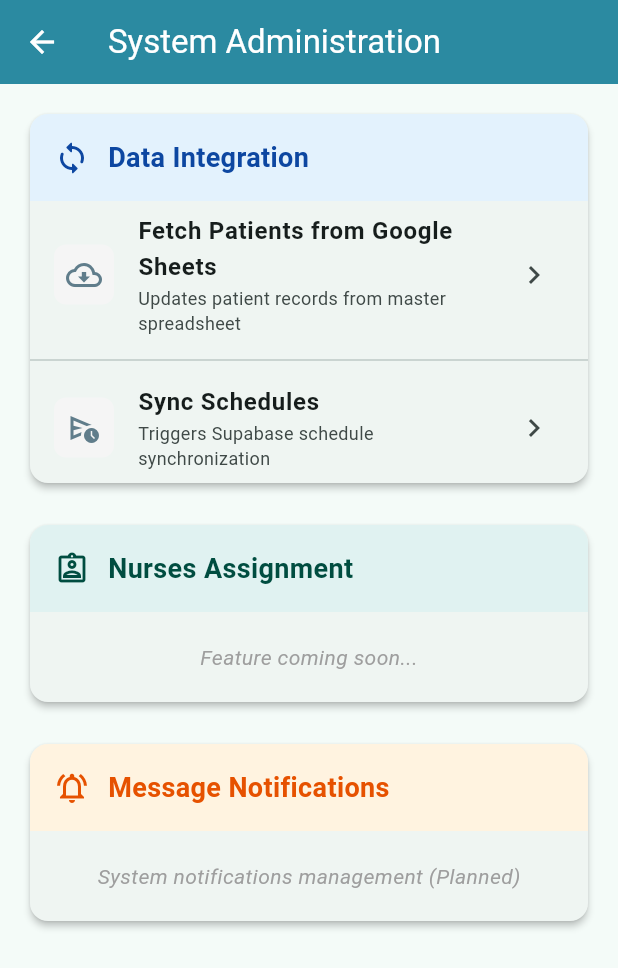
After one commit to eduanibal1981/invbausherrecording, a Flutter app: the AdministrationScreen screen opened directly, on a phone screen of 412 x 824 dp. The commit adds this screen. Shown: the top 968 px of the screen. Run offline on Flutter 3.47's test engine with Material 3 defaults, Android fonts, the phone set to English and light mode, and no system bars; our stand-ins replace supabase_flutter; accounts and stored records are empty.

Commit message:
admin tools & staffenter

```diff
--- /dev/null
+++ b/lib/administration_screen.dart
@@ -0,0 +1,304 @@
+import 'dart:convert';
+import 'package:flutter/material.dart';
+import 'package:http/http.dart' as http;
+import 'package:supabase_flutter/supabase_flutter.dart';
+
+class AdministrationScreen extends StatefulWidget {
+  const AdministrationScreen({super.key});
+
+  @override
+  State<AdministrationScreen> createState() => _AdministrationScreenState();
+}
+
+class _AdministrationScreenState extends State<AdministrationScreen> {
+  bool _isSyncingPatients = false;
+  bool _isSyncingSchedules = false;
+
+  final String _googleSheetsUrl =
+      'https://script.google.com/macros/s/AKfycbxnqQxdSxcAJbzLt07jWPrhKNAEwELl8qoMC07c7xfCMHqLbruxj7NHlaiVN09bACbWLg/exec?type=patients';
+
+  Future<void> _syncPatients() async {
+    setState(() => _isSyncingPatients = true);
+    try {
+      // 1. Fetch from Google Sheets
+      final response = await http.get(Uri.parse(_googleSheetsUrl));
+      if (response.statusCode != 200) {
+        throw Exception(
+          'Failed to fetch from Google Sheets: ${response.statusCode}',
+        );
+      }
+
+      final List<dynamic> uniqueList = json.decode(response.body);
+      final client = Supabase.instance.client;
+
+      // 2. Load all existing patients pcid
+      final List<dynamic> existingPatients = await client
+          .from('patients')
+          .select('pcid');
+      final existingIds = existingPatients.map((p) => p['pcid']).toSet();
+
+      // 3. Build sheet IDs + insertion list
+      final sheetIds = <int>[];
+      final List<Map<String, dynamic>> toInsert = [];
+
+      for (var item in uniqueList) {
+        final cidRaw = item['0'] ?? item['cid'];
+        final name = item['1'] ?? item['name'];
+        final cid = int.tryParse(cidRaw.toString());
+
+        if (cid == null) continue;
+
+        sheetIds.add(cid);
+
+        if (!existingIds.contains(cid)) {
+          toInsert.add({'pcid': cid, 'name': name, 'status': 'Active'});
+        }
+      }
+
+      // 4. Insert new patients
+      if (toInsert.isNotEmpty) {
+        await client.from('patients').insert(toInsert);
+      }
+
+      // 5. Set sheet patients = Active
+      if (sheetIds.isNotEmpty) {
+        await client
+            .from('patients')
+            .update({'status': 'Active'})
+            .inFilter('pcid', sheetIds);
+      }
+
+      // 6. Set non-sheet = Other
+      if (sheetIds.isNotEmpty) {
+        await client
+            .from('patients')
+            .update({'status': 'Other'})
+            .not('pcid', 'in', '(${sheetIds.join(",")})');
+      }
+
+      if (mounted) {
+        ScaffoldMessenger.of(context).showSnackBar(
+          const SnackBar(
+            content: Text('Sync Complete: Patients updated successfully'),
+          ),
+        );
+      }
+    } catch (e) {
+      if (mounted) {
+        ScaffoldMessenger.of(context).showSnackBar(
+          SnackBar(
+            content: Text('Error syncing patients: $e'),
+            backgroundColor: Colors.red,
+          ),
+        );
+      }
+    } finally {
+      if (mounted) setState(() => _isSyncingPatients = false);
+    }
+  }
+
+  Future<void> _syncSchedule() async {
+    setState(() => _isSyncingSchedules = true);
+
+    try {
+      final client = Supabase.instance.client;
+      final session = client.auth.currentSession;
+
+      if (session == null) {
+        throw Exception('User is not logged in');
+      }
+
+      final res = await client.functions.invoke(
+        'sync_schedule',
+        headers: {
+          'Authorization':
+              'Bearer ${Supabase.instance.client.auth.currentSession!.accessToken}',
+        },
+      );
+
+      final data = res.data;
+
+      if (!mounted) return;
+
+      showDialog(
+        context: context,
+        builder: (context) => AlertDialog(
+          title: const Text('Sync Complete'),
+          content: Text(
+            'Schedules synced successfully.\n'
+            'Total records inserted: ${data['inserted'] ?? 0}',
+          ),
+          actions: [
+            TextButton(
+              onPressed: () => Navigator.pop(context),
+              child: const Text('OK'),
+            ),
+          ],
+        ),
+      );
+    } catch (e) {
+      if (!mounted) return;
+
+      ScaffoldMessenger.of(context).showSnackBar(
+        SnackBar(
+          content: Text('Error syncing schedules: $e'),
+          backgroundColor: Colors.red,
+        ),
+      );
+    } finally {
+      if (mounted) setState(() => _isSyncingSchedules = false);
+    }
+  }
+
+  @override
+  Widget build(BuildContext context) {
+    return Scaffold(
+      appBar: AppBar(
+        title: const Text('System Administration'),
+        backgroundColor: const Color.fromARGB(255, 43, 138, 161),
+        foregroundColor: Colors.white,
+      ),
+      body: ListView(
+        padding: const EdgeInsets.all(16),
+        children: [
+          _buildAdminCard(
+            title: 'Data Integration',
+            icon: Icons.sync_rounded,
+            color: Colors.blue.shade50,
+            iconColor: Colors.blue.shade900,
+            children: [
+              _buildActionTile(
+                title: 'Fetch Patients from Google Sheets',
+                subtitle: 'Updates patient records from master spreadsheet',
+                isLoading: _isSyncingPatients,
+                onTap: _syncPatients,
+                icon: Icons.cloud_download_outlined,
+              ),
+              const Divider(),
+              _buildActionTile(
+                title: 'Sync Schedules',
+                subtitle: 'Triggers Supabase schedule synchronization',
+                isLoading: _isSyncingSchedules,
+                onTap: _syncSchedule,
+                icon: Icons.schedule_send_outlined,
+              ),
+            ],
+          ),
+          const SizedBox(height: 20),
+          _buildAdminCard(
+            title: 'Nurses Assignment',
+            icon: Icons.assignment_ind_outlined,
+            color: Colors.teal.shade50,
+            iconColor: Colors.teal.shade900,
+            children: [
+              const Padding(
+                padding: EdgeInsets.symmetric(vertical: 20),
+                child: Center(
+                  child: Text(
+                    'Feature coming soon...',
+                    style: TextStyle(
+                      fontStyle: FontStyle.italic,
+                      color: Colors.grey,
+                    ),
+                  ),
+                ),
+              ),
+            ],
+          ),
+          const SizedBox(height: 20),
+          _buildAdminCard(
+            title: 'Message Notifications',
+            icon: Icons.notifications_active_outlined,
+            color: Colors.orange.shade50,
+            iconColor: Colors.orange.shade900,
+            children: [
+              const Padding(
+                padding: EdgeInsets.symmetric(vertical: 20),
+                child: Center(
+                  child: Text(
+                    'System notifications management (Planned)',
+                    style: TextStyle(
+                      fontStyle: FontStyle.italic,
+                      color: Colors.grey,
+                    ),
+                  ),
+                ),
+              ),
+            ],
+          ),
+        ],
+      ),
+    );
+  }
+
+  Widget _buildAdminCard({
+    required String title,
+    required IconData icon,
+    required Color color,
+    required Color iconColor,
+    required List<Widget> children,
+  }) {
+    return Card(
+      elevation: 2,
+      shape: RoundedRectangleBorder(borderRadius: BorderRadius.circular(12)),
+      child: Column(
+        crossAxisAlignment: CrossAxisAlignment.start,
+        children: [
+          Container(
+            padding: const EdgeInsets.all(16),
+            decoration: BoxDecoration(
+              color: color,
+              borderRadius: const BorderRadius.vertical(
+                top: Radius.circular(12),
+              ),
+            ),
+            child: Row(
+              children: [
+                Icon(icon, color: iconColor),
+                const SizedBox(width: 12),
+                Text(
+                  title,
+                  style: TextStyle(
+                    fontSize: 18,
+                    fontWeight: FontWeight.bold,
+                    color: iconColor,
+                  ),
+                ),
+              ],
+            ),
+          ),
+          ...children,
+        ],
+      ),
+    );
+  }
+
+  Widget _buildActionTile({
+    required String title,
+    required String subtitle,
+    required bool isLoading,
+    required VoidCallback onTap,
+    required IconData icon,
+  }) {
+    return ListTile(
+      leading: Container(
+        padding: const EdgeInsets.all(8),
+        decoration: BoxDecoration(
+          color: Colors.grey.shade100,
+          borderRadius: BorderRadius.circular(8),
+        ),
+        child: Icon(icon, color: Colors.blueGrey),
+      ),
+      title: Text(title, style: const TextStyle(fontWeight: FontWeight.w600)),
+      subtitle: Text(subtitle, style: const TextStyle(fontSize: 12)),
+      trailing: isLoading
+          ? const SizedBox(
+              width: 24,
+              height: 24,
+              child: CircularProgressIndicator(strokeWidth: 2),
+            )
+          : const Icon(Icons.chevron_right),
+      onTap: isLoading ? null : onTap,
+    );
+  }
+}
--- a/lib/patient_dashboard_screen_v2.dart
+++ b/lib/patient_dashboard_screen_v2.dart
@@ -6,6 +6,7 @@ import 'iron_profile_screen.dart';
 class PatientDashboardScreenV2 extends StatefulWidget {
   final Map<String, dynamic> patient;
   final String? staffRole;
+  final int? medicalStaffId;
   final List<Map<String, dynamic>>? patientList;
   final int? currentIndex;
 
@@ -13,6 +14,7 @@ class PatientDashboardScreenV2 extends StatefulWidget {
     super.key,
     required this.patient,
     this.staffRole,
+    this.medicalStaffId,
     this.patientList,
     this.currentIndex,
   });
@@ -64,6 +66,7 @@ class _PatientDashboardScreenV2State extends State<PatientDashboardScreenV2> {
                   builder: (_) => BloodWeekScreen(
                     patient: _currentPatient,
                     staffRole: widget.staffRole,
+                    medicalStaffId: widget.medicalStaffId,
                     patientList: widget.patientList,
                     currentIndex: _currentIndex,
                   ),
@@ -83,7 +86,7 @@ class _PatientDashboardScreenV2State extends State<PatientDashboardScreenV2> {
             context,
             title: 'Parathyroid Investigations',
             icon: Icons.shield_moon_sharp,
-            color: Colors.purple.shade100,
+            color: Colors.purple.shade200,
             iconColor: Colors.purple.shade900,
             onTap: () {
               Navigator.push(
--- a/pubspec.yaml
+++ b/pubspec.yaml
@@ -37,6 +37,7 @@ dependencies:
   supabase_flutter: ^2.12.0
   intl: ^0.20.2
   provider: ^6.1.5+1
+  http: ^1.6.0
 
 dev_dependencies:
   flutter_test:
```
Also changed, not shown: lib/bloodweek/bloodweek_controller.dart (+12 -1 lines), lib/bloodweek/bloodweek_screen.dart (+10 -2 lines), lib/patient_dashboard_screen.dart (deleted, +0 -120 lines), lib/patient_list_screen.dart (+102 -22 lines), pubspec.lock.
